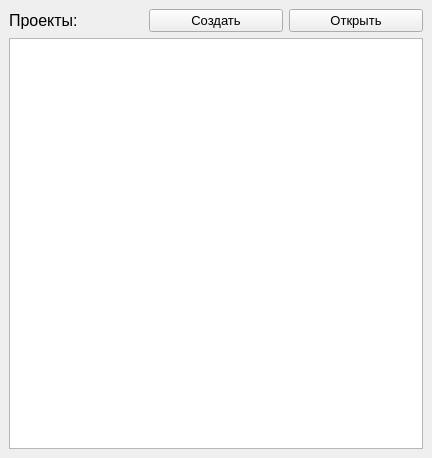
DARKB100D/CFD, file src/gui/StartupWindow.ui: the form before one commit.
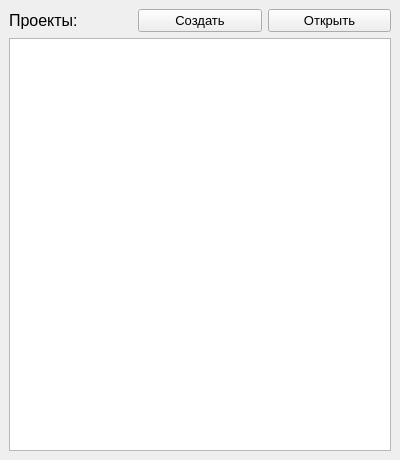
The form after the commit. Icons and pictures are not drawn.

Commit message: Some IU changes in startup window

What changed in the file:
```diff
--- a/src/gui/StartupWindow.ui
+++ b/src/gui/StartupWindow.ui
@@ -6,8 +6,8 @@
    <rect>
     <x>0</x>
     <y>0</y>
-    <width>432</width>
-    <height>458</height>
+    <width>400</width>
+    <height>460</height>
    </rect>
   </property>
   <property name="windowTitle">
```
The commit also changes 3 other files.
